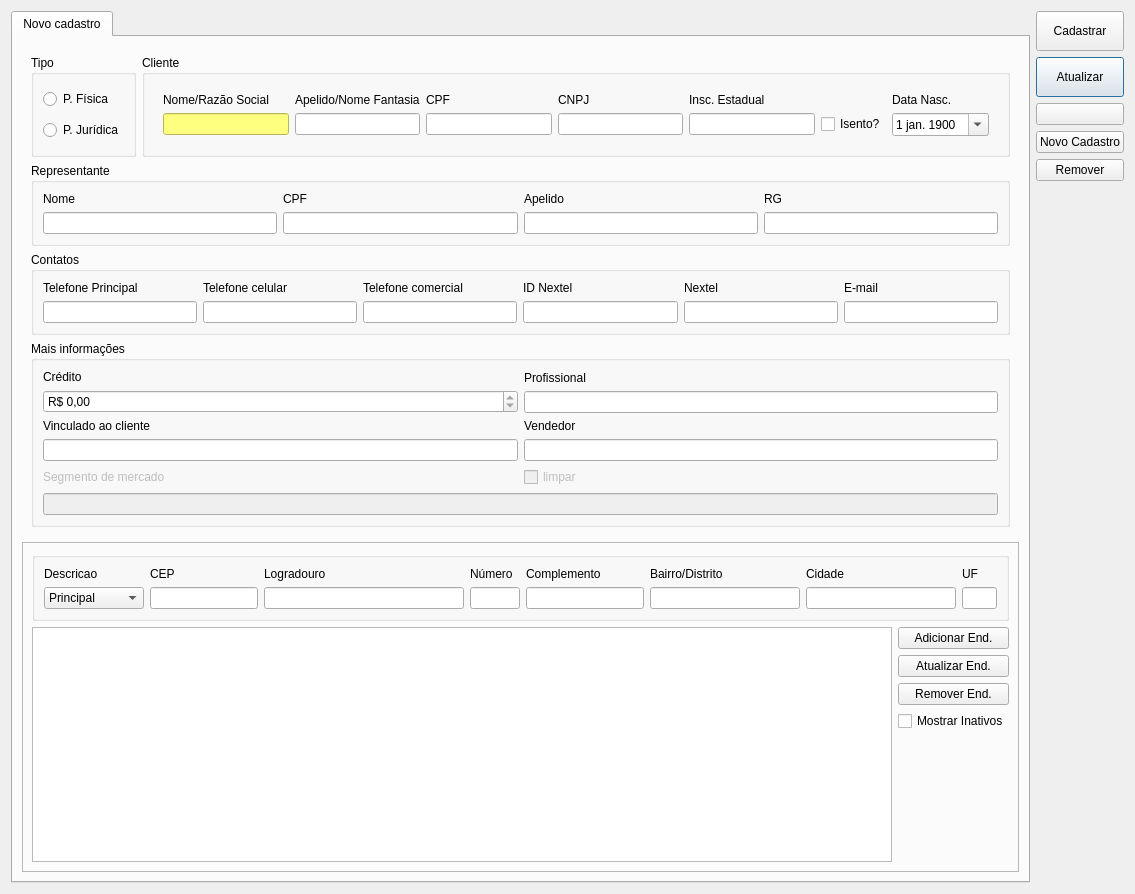
Above: ui/cadastrocliente.ui from darktorres/ERP-STACCATO before the change. Below: the same form after it.
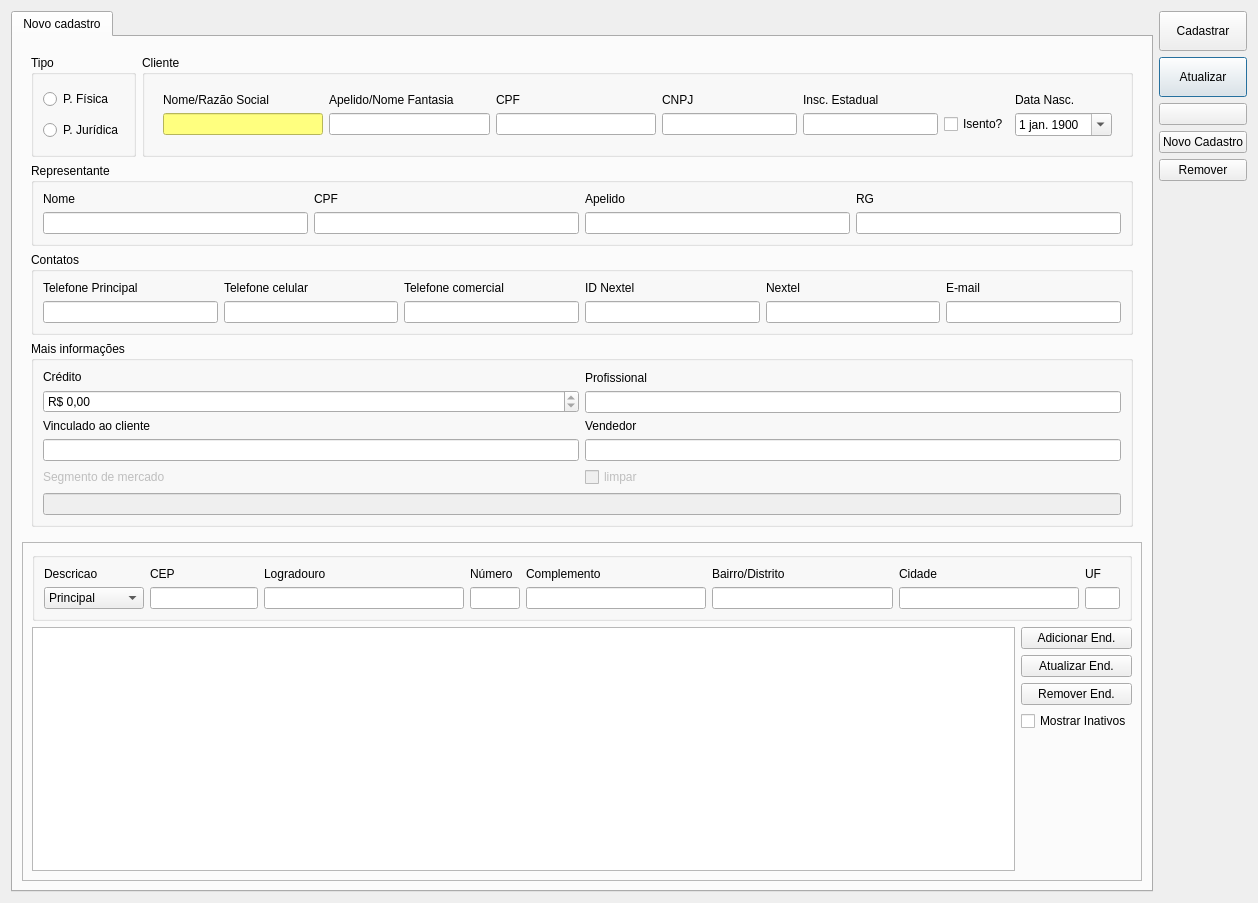
That is the form after the change. Icons and pictures are not drawn. Custom widgets are drawn as their Qt base class.

```diff
--- a/ui/cadastrocliente.ui
+++ b/ui/cadastrocliente.ui
@@ -9,8 +9,8 @@
    <rect>
     <x>0</x>
     <y>0</y>
-    <width>1135</width>
-    <height>894</height>
+    <width>1258</width>
+    <height>903</height>
    </rect>
   </property>
   <property name="windowTitle">
```
